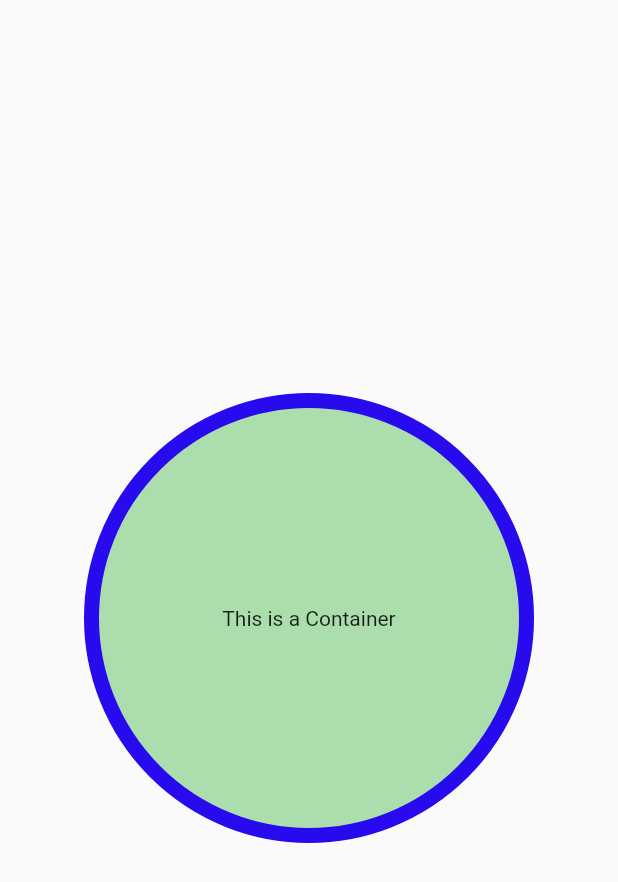
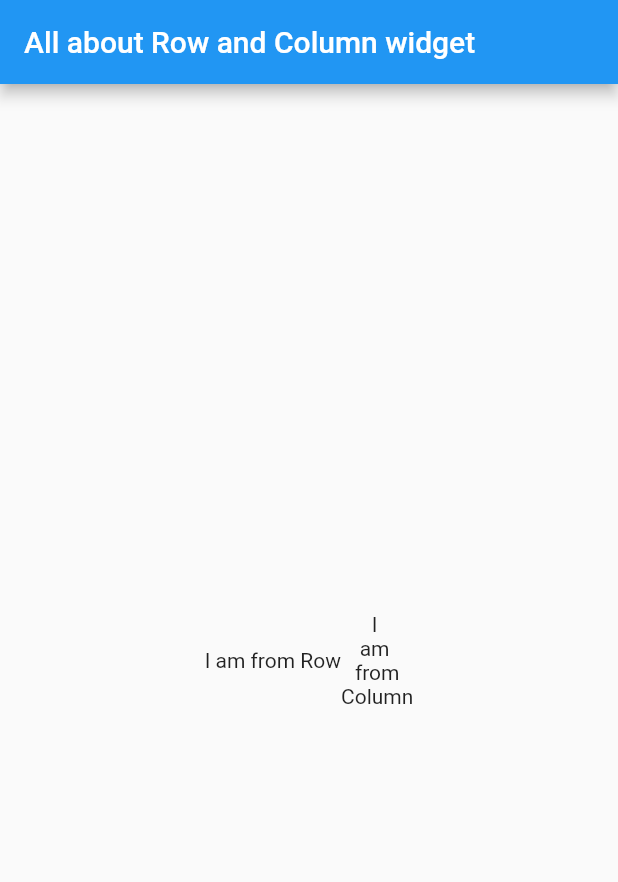
Before and after one commit to rafisgithub/flutter, a Flutter app: the screen it shows after launch, on a phone screen of 412 x 824 dp. Shown: the top 882 px of the screen. Run offline on Flutter 3.47's test engine with Material 2 defaults, Android fonts, the phone set to English and light mode, and no system bars.

Commit message:
Row & Colmn

```diff
--- a/lib/main.dart
+++ b/lib/main.dart
@@ -2,9 +2,13 @@ import 'package:flutter/material.dart';
 
 void main(){
   runApp(MaterialApp(
-    title: 'container',
+    title: 'Row and Column Widget',
     home: Scaffold(
+      appBar: AppBar(
+        title: Text("All about Row and Column widget"),
+      ),
       body: MyApp(),
+
     ),
   ));
 }
@@ -13,25 +17,23 @@ class MyApp extends StatelessWidget {
 
   @override
   Widget build(BuildContext context) {
-    return Center(
-      child: Container(
-
-        height: 300,
-        width: 300,
-        child: Text("This is a Container"),
-        alignment: Alignment.center,
-        margin: EdgeInsets.all(30),
-        padding: EdgeInsets.all(30),
-        decoration: BoxDecoration(
-          color: Color.fromARGB(255, 171, 222, 172),
-          shape: BoxShape.circle,
-          border: Border.all(
-            color: Color.fromARGB(255, 40, 10, 238),
-            width: 10
-          )
-        ),
-        // transform: Matrix4.rotationY(.5),
-      ),
+    return Row(
+      mainAxisAlignment: MainAxisAlignment.center,
+      children: [
+        Text("I "),
+        Text("am "),
+        Text("from "),
+        Text("Row"),
+        Column(
+          mainAxisAlignment: MainAxisAlignment.center,
+          children: [
+            Text("I "),
+            Text("am "),
+            Text("from"),
+            Text("Column")
+          ],
+        )
+      ],
     );
   }
 }
```
